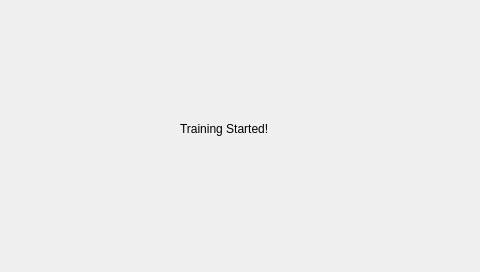
This is InterfaceChange/training.ui in hlm12348765/QT as Qt 5 draws it before an edit. The edited form follows.
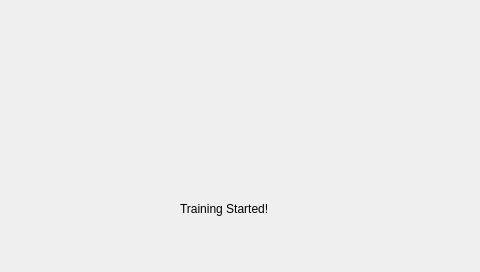
This is the edited form.

Patch:
```diff
--- a/InterfaceChange/training.ui
+++ b/InterfaceChange/training.ui
@@ -17,7 +17,7 @@
    <property name="geometry">
     <rect>
      <x>180</x>
-     <y>120</y>
+     <y>200</y>
      <width>120</width>
      <height>17</height>
     </rect>
```
